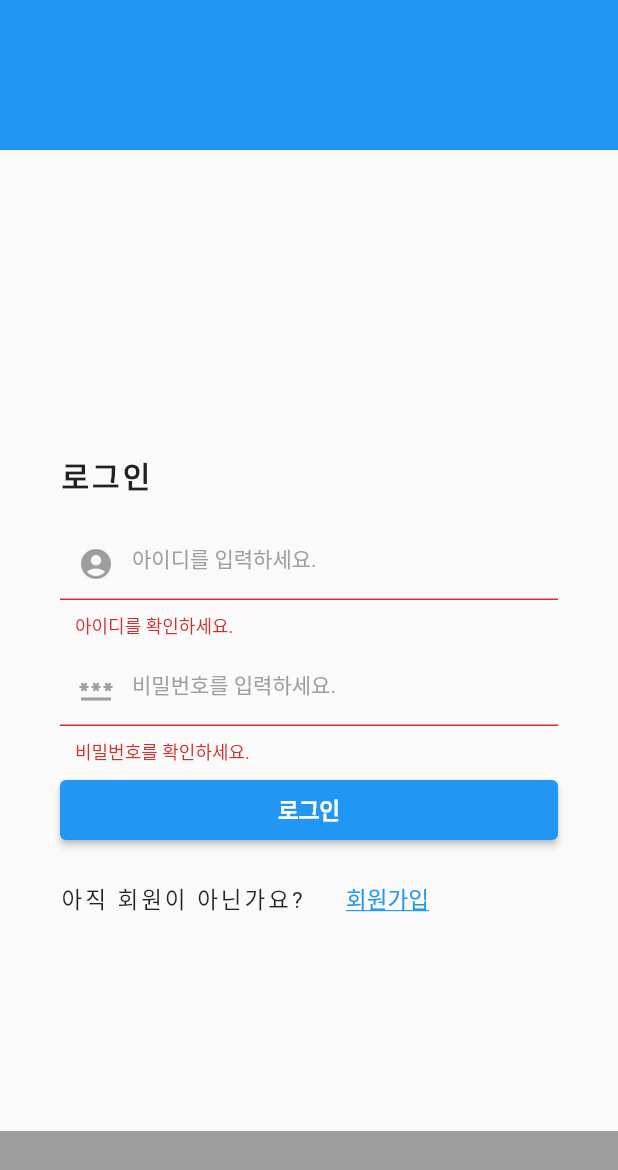
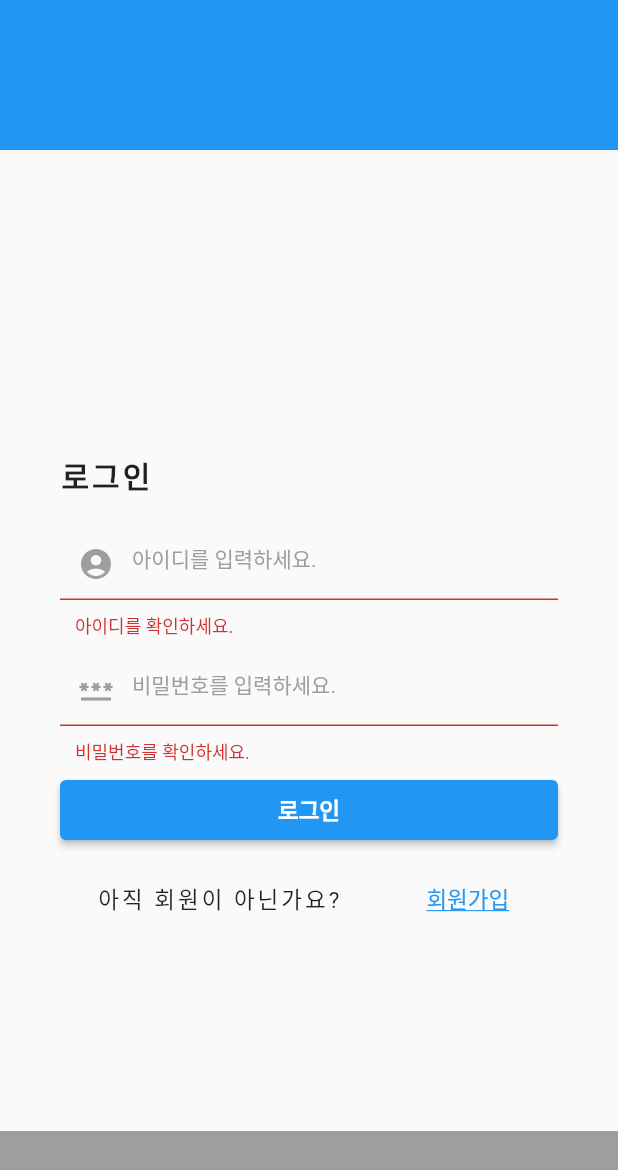
Before and after one commit to Gyeongm1n/ontact_family_app, a Flutter app: the screen it shows after launch, after a tap on "로그인", on a phone screen of 412 x 824 dp. Shown: the top 1170 px of the screen. Run offline on Flutter 3.47's test engine with Material 2 defaults, Android fonts, the phone set to English and light mode, and no system bars.

Commit message:
로그인 및 화면가입 수정 및 대쉬보드 디자인

```diff
--- a/lib/components/LoginScreen.dart
+++ b/lib/components/LoginScreen.dart
@@ -12,12 +12,14 @@ class _LoginScreenState extends State<LoginScreen> {
   String userPassword = '';
   final _formKey = GlobalKey<FormState>();
 
-  void _tryValidation() {
+  void _tryValidation(BuildContext context) {
     final isValid = _formKey.currentState!.validate();
     if (isValid) {
       _formKey.currentState!.save();
     }
-    if (userId == 'test' && userPassword == 'test') {}
+    if (userId == 'test' && userPassword == 'test') {
+      Navigator.pushNamed(context, '/pages');
+    }
   }
 
   @override
@@ -142,7 +144,7 @@ class _LoginScreenState extends State<LoginScreen> {
                       height: 40,
                       child: ElevatedButton(
                         onPressed: () {
-                          _tryValidation();
+                          _tryValidation(context);
                         },
                         style: ButtonStyle(),
                         child: Text(
@@ -158,13 +160,11 @@ class _LoginScreenState extends State<LoginScreen> {
                       height: 15,
                     ),
                     Row(
+                      mainAxisAlignment: MainAxisAlignment.spaceAround,
                       children: [
                         Text(
                           '아직 회원이 아닌가요?',
                           style: TextStyle(fontSize: 15, letterSpacing: 2.0),
-                        ),
-                        SizedBox(
-                          width: 20,
                         ),
                         TextButton(
                           style: TextButton.styleFrom(
--- a/lib/components/RegisterScreen.dart
+++ b/lib/components/RegisterScreen.dart
@@ -191,13 +191,11 @@ class _RegisterScreenState extends State<RegisterScreen> {
                       height: 15,
                     ),
                     Row(
+                      mainAxisAlignment: MainAxisAlignment.spaceAround,
                       children: [
                         Text(
                           '로그인 정보가 있으신가요?',
                           style: TextStyle(fontSize: 15, letterSpacing: 2.0),
-                        ),
-                        SizedBox(
-                          width: 20,
                         ),
                         TextButton(
                           style: TextButton.styleFrom(
--- a/lib/main.dart
+++ b/lib/main.dart
@@ -1,4 +1,5 @@
 import 'package:flutter/material.dart';
+import 'package:ontact_family_app/components/DashboardPage.dart';
 import 'package:ontact_family_app/components/LoginScreen.dart';
 import 'package:ontact_family_app/components/RegisterScreen.dart';
 
@@ -16,6 +17,7 @@ class MyApp extends StatelessWidget {
       routes: {
         '/' : (context) => LoginScreen(),
         '/register' : (context) => RegisterScreen(),
+        '/pages' : (context) => DashboardPage(),
       },
       title: 'Ontact Family App',
       theme: ThemeData(
```
Also changed, not shown: lib/components/DashboardPage.dart (added, +23 -0 lines), lib/components/UserDashboard.dart (added, +88 -0 lines), lib/components/DashBoard.dart (deleted).
